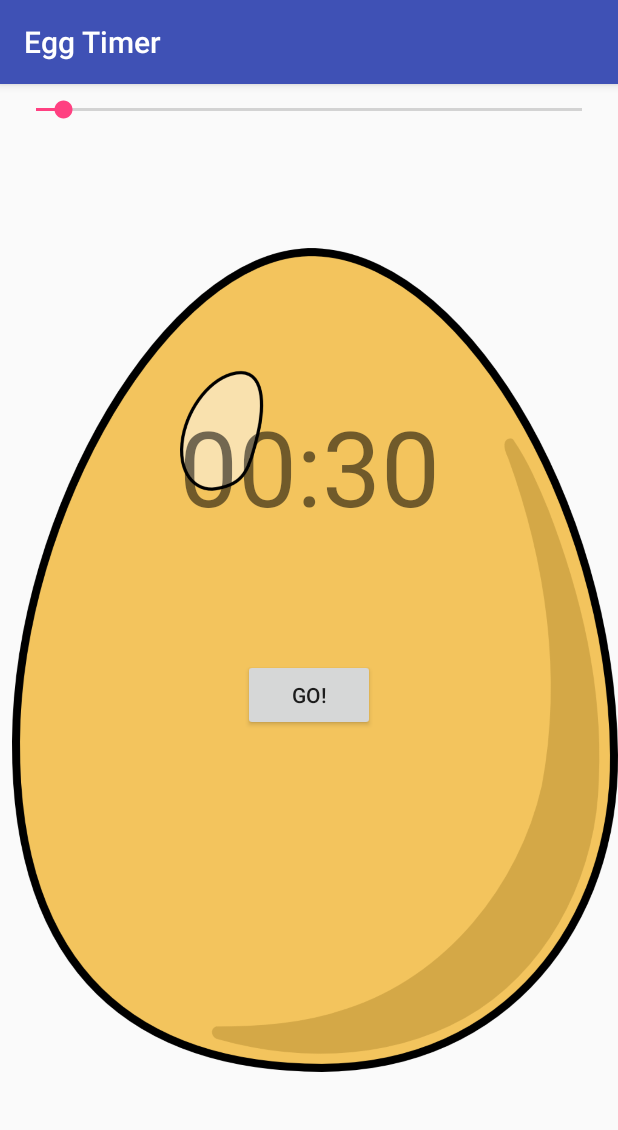
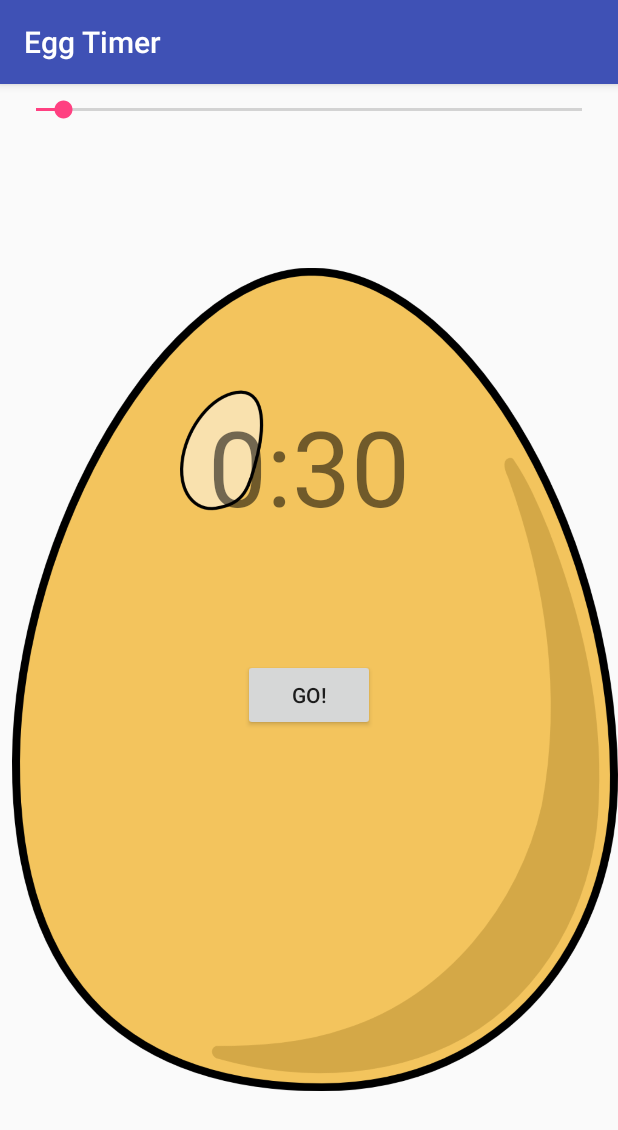
Before and after one commit to tanveerg1/EggTimer, an Android app: the screen it shows after launch (MainActivity), on a phone screen of 412 x 824 dp. Shown: the top 1130 px of the screen. Run offline under Robolectric (Android 15) with nearby library versions, the phone set to English and light mode, and no system bars.

Commit message:
added new functionality

```diff
--- a/app/src/main/res/layout/activity_main.xml
+++ b/app/src/main/res/layout/activity_main.xml
@@ -8,22 +8,23 @@
 
     <SeekBar
         android:id="@+id/seekBar"
-        android:layout_width="match_parent"
+        android:layout_width="0dp"
         android:layout_height="wrap_content"
         android:layout_marginLeft="8dp"
         android:layout_marginRight="8dp"
         android:layout_marginTop="8dp"
         app:layout_constraintLeft_toLeftOf="parent"
         app:layout_constraintRight_toRightOf="parent"
-        app:layout_constraintTop_toTopOf="parent" />
+        app:layout_constraintTop_toTopOf="parent"
+        android:layout_marginStart="8dp"
+        android:layout_marginEnd="8dp" />
 
     <ImageView
         android:id="@+id/imageView"
-        android:layout_width="match_parent"
-        android:layout_height="match_parent"
+        android:layout_width="0dp"
+        android:layout_height="0dp"
         android:layout_marginBottom="8dp"
         android:layout_marginLeft="8dp"
-        android:layout_marginRight="0dp"
         android:layout_marginTop="8dp"
         app:layout_constraintBottom_toBottomOf="parent"
         app:layout_constraintHorizontal_bias="0.446"
@@ -32,15 +33,18 @@
         app:layout_constraintTop_toBottomOf="@+id/seekBar"
         app:layout_constraintVertical_bias="0.512"
         app:srcCompat="@drawable/egg"
-        tools:layout_editor_absoluteX="-13dp" />
+        android:layout_marginStart="8dp" />
 
     <Button
         android:id="@+id/controllerButton"
         android:layout_width="wrap_content"
         android:layout_height="wrap_content"
+        android:layout_marginEnd="8dp"
         android:layout_marginLeft="8dp"
         android:layout_marginRight="8dp"
+        android:layout_marginStart="8dp"
         android:layout_marginTop="357dp"
+        android:onClick="controlTimer"
         android:text="GO!"
         app:layout_constraintLeft_toLeftOf="parent"
         app:layout_constraintRight_toRightOf="parent"
@@ -53,10 +57,12 @@
         android:layout_marginBottom="82dp"
         android:layout_marginLeft="8dp"
         android:layout_marginRight="8dp"
-        android:text="00:30"
+        android:text="0:30"
         android:textSize="70sp"
         app:layout_constraintBottom_toTopOf="@+id/controllerButton"
         app:layout_constraintLeft_toLeftOf="parent"
-        app:layout_constraintRight_toRightOf="parent" />
+        app:layout_constraintRight_toRightOf="parent"
+        android:layout_marginStart="8dp"
+        android:layout_marginEnd="8dp" />
 
 </android.support.constraint.ConstraintLayout>
```
Also changed, not shown: app/src/main/java/com/feed/owner/eggtimer/MainActivity.java (+84 -1 lines), 1 other file.
